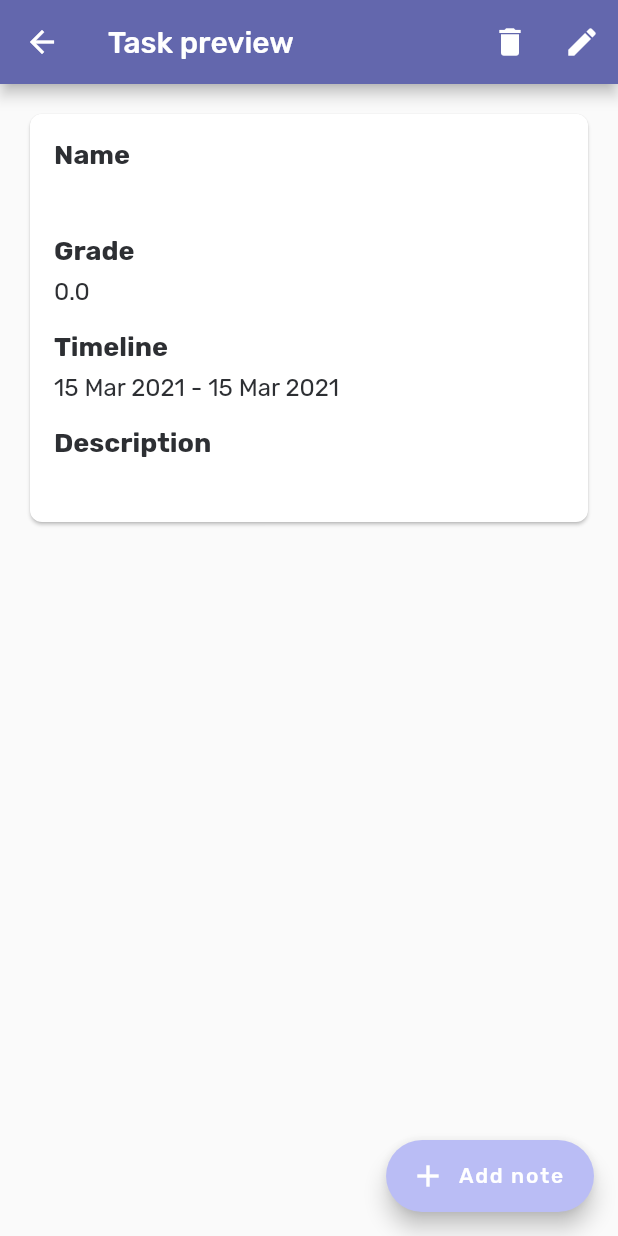
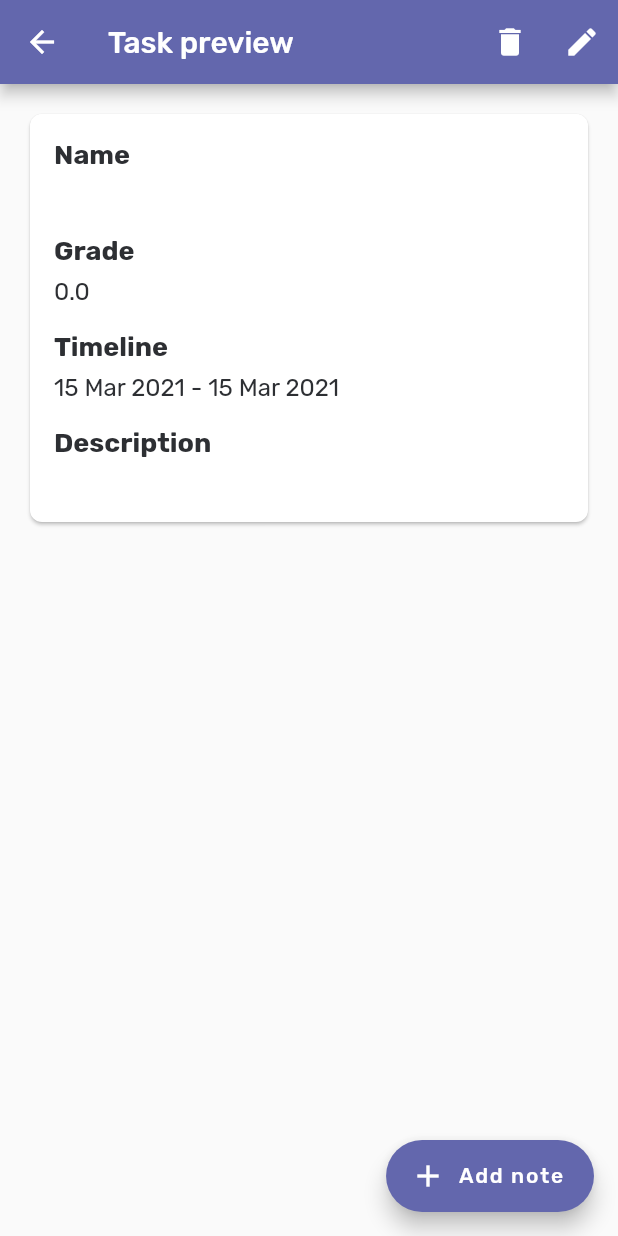
Before and after one commit to kormax/Oracle, a Flutter app: the TaskPreview screen opened directly with empty values, on a phone screen of 412 x 824 dp. Run offline on Flutter 3.47's test engine with Material 2 defaults, Android fonts, the phone set to English and light mode, and no system bars; our stand-ins replace fl_chart, flutter_svg.

Commit message:
Added task preview

```diff
--- a/lib/screens/tasks/task-preview.dart
+++ b/lib/screens/tasks/task-preview.dart
@@ -125,6 +125,7 @@ class TaskPreview extends StatelessWidget {
         onPressed: () {
           // Add your onPressed code here!
         },
+        backgroundColor: Colors_.primaryNormal,
         icon: const Icon(Icons.add, color: Colors_.grayscaleWhite,),
         label: const Text('Add note', style: TextStyle(color: Colors_.grayscaleWhite,)),
       ),
```
